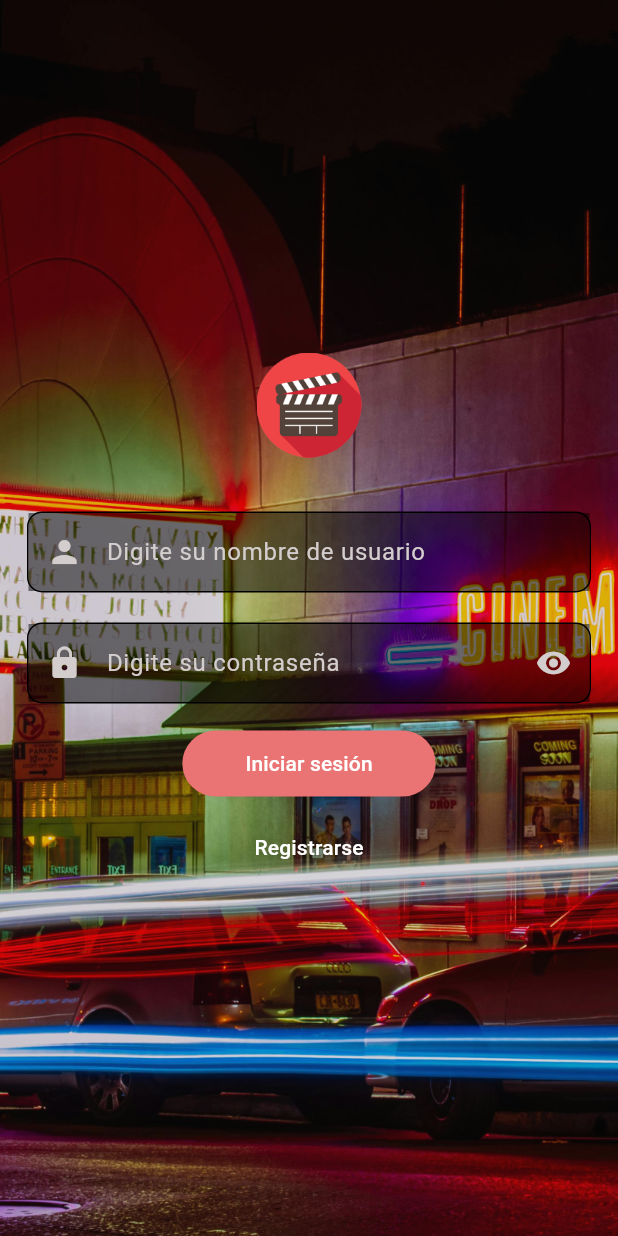
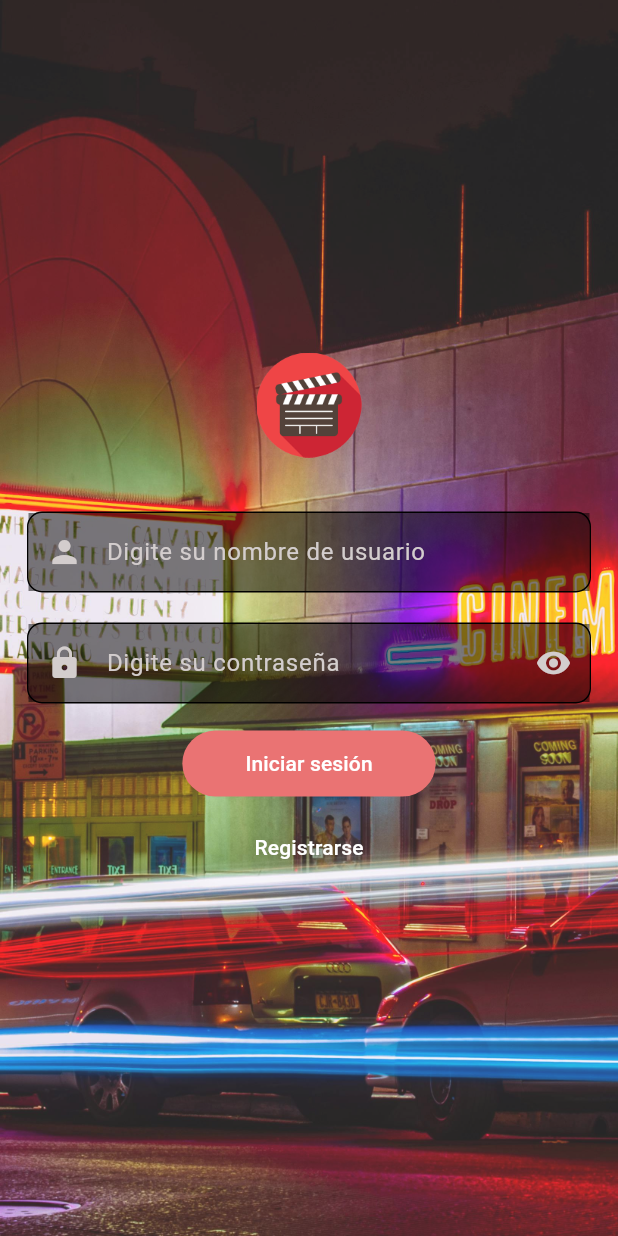
Before and after one commit to Henvidas99/appcine, a Flutter app: the screen it shows after launch, on a phone screen of 412 x 824 dp. Run offline on Flutter 3.47's test engine with Material 3 defaults, Android fonts, the phone set to English and light mode, and no system bars; our stand-ins replace carousel_slider, shared_preferences, youtube_player_flutter.

Commit message:
Revert "intreracion de paleta de colores al sistema"
This reverts commit 03c985cce3d03f7a7bcdaaaedc51b7a38d1c7e03.

```diff
--- a/lib/main.dart
+++ b/lib/main.dart
@@ -1,5 +1,4 @@
 import 'package:flutter/material.dart';
-import 'package:the_movie_data_base/styles/theme_data.dart';
 import 'screens/login/login_screen.dart';
 
 void main() {
@@ -14,7 +13,7 @@ class MyApp extends StatelessWidget {
   Widget build(BuildContext context) {
     return MaterialApp(
       debugShowCheckedModeBanner: false,
-      theme: appTheme(),
+      theme: ThemeData(),
       home: const LoginScreen(),
     );
   }
--- a/lib/styles/app_colors.dart
+++ /dev/null
@@ -1,8 +0,0 @@
-import 'package:flutter/material.dart';
-
-class AppColors {
-  static const Color darkBackground = Color(0xFF221f1f);
-  static const Color accentRed = Color(0xFFe50914);
-  static const Color lightBackground = Color(0xFFf5f5f1);
-  static const Color darkGrey = Color(0xFF292f33);
-}
--- a/lib/styles/theme_data.dart
+++ /dev/null
@@ -1,34 +0,0 @@
-import 'package:flutter/material.dart';
-import 'app_colors.dart';
-
-ThemeData appTheme() {
-  return ThemeData(
-    primaryColor: AppColors.accentRed,
-    scaffoldBackgroundColor: AppColors.darkBackground,
-    dialogBackgroundColor: AppColors.darkBackground,
-    hintColor: AppColors.accentRed,
-    cardColor: AppColors.accentRed,
-    textTheme: const TextTheme(
-      bodyMedium: TextStyle(color: AppColors.lightBackground),
-      bodyLarge: TextStyle(color: AppColors.lightBackground),
-      headlineLarge: TextStyle(color: AppColors.lightBackground),
-      headlineMedium: TextStyle(color: AppColors.lightBackground),
-      headlineSmall: TextStyle(color: AppColors.lightBackground),
-      titleLarge: TextStyle(color: AppColors.lightBackground),
-      titleMedium: TextStyle(color: AppColors.lightBackground),
-      titleSmall: TextStyle(color: AppColors.lightBackground),
-    ),
-    appBarTheme: const AppBarTheme(
-      color: AppColors.darkBackground,
-      iconTheme: IconThemeData(color: AppColors.lightBackground),
-      titleTextStyle: TextStyle(color: AppColors.lightBackground, fontSize: 20),
-    ),
-    buttonTheme: const ButtonThemeData(
-      buttonColor: AppColors.accentRed,
-      textTheme: ButtonTextTheme.primary,
-    ),
-    iconTheme: const IconThemeData(
-      color: AppColors.lightBackground,
-    ),
-  );
-}
```
